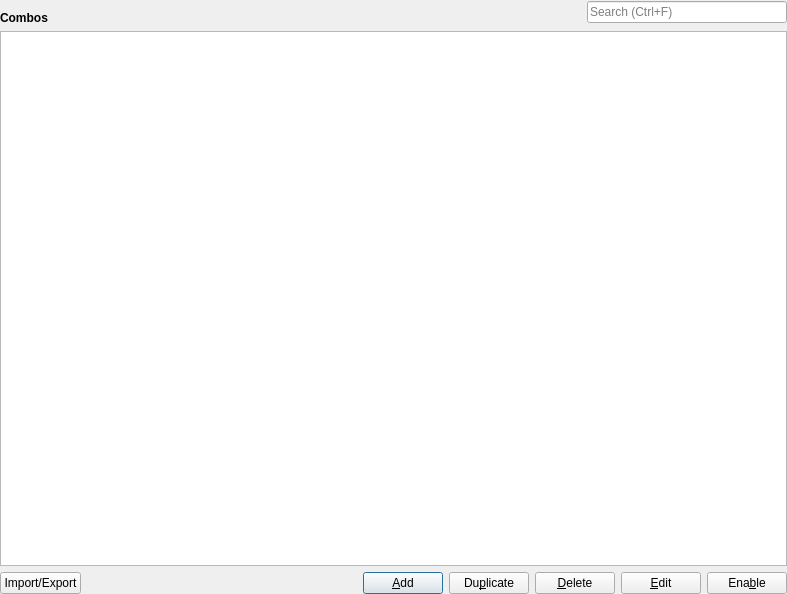
Qt form Combo/ComboTableWidget.ui (xmichelo/Beeftext) before a commit.
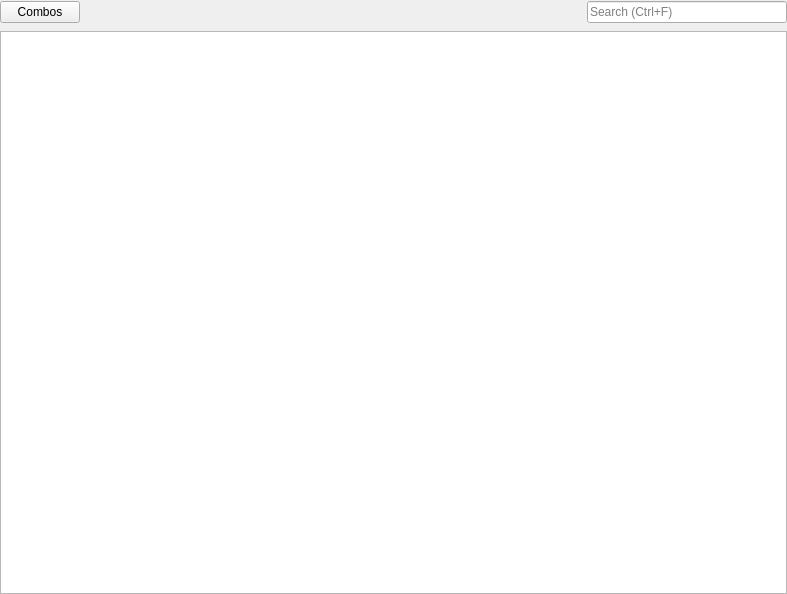
The same form after that commit.

Commit message: Reworked GUI for actions in the 'Combos' tab.

The edit to the form file:
```diff
--- a/Combo/ComboTableWidget.ui
+++ b/Combo/ComboTableWidget.ui
@@ -32,19 +32,10 @@
    <item>
     <layout class="QHBoxLayout" name="horizontalLayout_2">
      <item>
-      <widget class="QLabel" name="label_2">
-       <property name="font">
-        <font>
-         <weight>75</weight>
-         <bold>true</bold>
-        </font>
-       </property>
+      <widget class="QPushButton" name="buttonCombos">
        <property name="text">
         <string>Combos</string>
        </property>
-       <property name="alignment">
-        <set>Qt::AlignBottom|Qt::AlignLeading|Qt::AlignLeft</set>
-       </property>
       </widget>
      </item>
      <item>
@@ -142,83 +133,6 @@
      </attribute>
     </widget>
    </item>
-   <item>
-    <layout class="QHBoxLayout" name="horizontalLayout">
-     <item>
-      <widget class="QPushButton" name="buttonImportExport">
-       <property name="text">
-        <string>Import/Export</string>
-       </property>
-      </widget>
-     </item>
-     <item>
-      <spacer name="horizontalSpacer_3">
-       <property name="orientation">
-        <enum>Qt::Horizontal</enum>
-       </property>
-       <property name="sizeHint" stdset="0">
-        <size>
-         <width>40</width>
-         <height>20</height>
-        </size>
-       </property>
-      </spacer>
-     </item>
-     <item>
-      <widget class="QPushButton" name="buttonAddCombo">
-       <property name="toolTip">
-        <string>Add combo</string>
-       </property>
-       <property name="text">
-        <string>&amp;Add</string>
-       </property>
-       <property name="default">
-        <bool>true</bool>
-       </property>
-      </widget>
-     </item>
-     <item>
-      <widget class="QPushButton" name="buttonDuplicateCombo">
-       <property name="toolTip">
-        <string>Duplicate combo</string>
-       </property>
-       <property name="text">
-        <string>Du&amp;plicate</string>
-       </property>
-      </widget>
-     </item>
-     <item>
-      <widget class="QPushButton" name="buttonDeleteCombo">
-       <property name="toolTip">
-        <string>Delete combo</string>
-       </property>
-       <property name="text">
-        <string>&amp;Delete</string>
-       </property>
-      </widget>
-     </item>
-     <item>
-      <widget class="QPushButton" name="buttonEditCombo">
-       <property name="toolTip">
-        <string>Edit combo</string>
-       </property>
-       <property name="text">
-        <string>&amp;Edit</string>
-       </property>
-      </widget>
-     </item>
-     <item>
-      <widget class="QPushButton" name="buttonEnableDisableCombo">
-       <property name="toolTip">
-        <string>Enable combo</string>
-       </property>
-       <property name="text">
-        <string>Ena&amp;ble</string>
-       </property>
-      </widget>
-     </item>
-    </layout>
-   </item>
   </layout>
   <action name="actionAddCombo">
    <property name="text">
```
Left out of the diff: 104 changed lines with no effect on the pictures. The commit also changes 7 other files.
